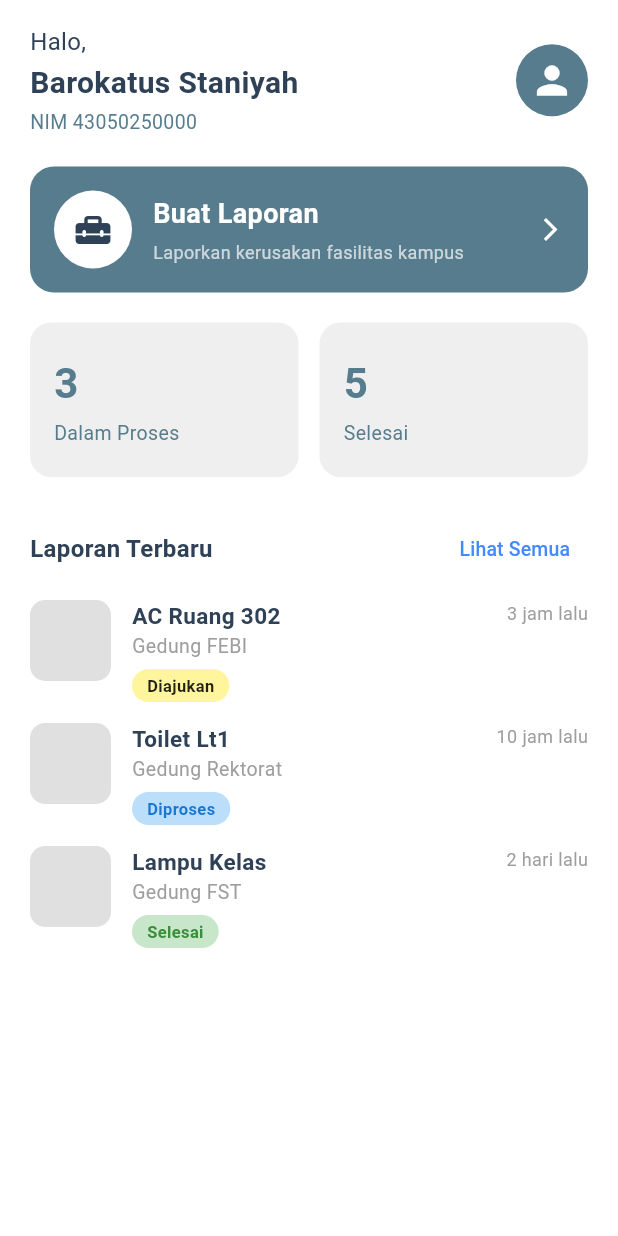
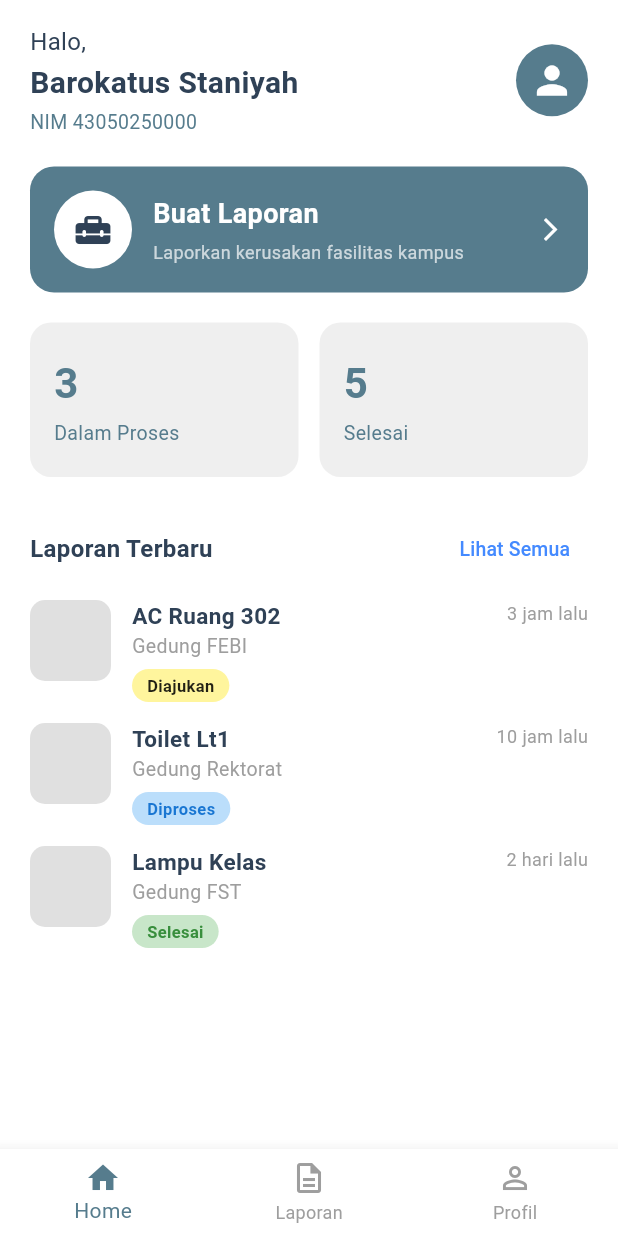
Before and after one commit to keyyy8-unhub/projek_KampusCare, a Flutter app: the BerandaMahasiswaPage screen opened directly, on a phone screen of 412 x 824 dp. Run offline on Flutter 3.47's test engine with Material 3 defaults, Android fonts, the phone set to English and light mode, and no system bars.

Commit message:
navigasi bar

```diff
--- a/lib/main.dart
+++ b/lib/main.dart
@@ -1,9 +1,8 @@
 import 'package:flutter/material.dart';
 import 'package:proyek_kampuscare/pages/home_page.dart';
-import 'pages/buat_laporan_mhs.dart';
 
 void main() {
-  runApp(KampusCare());
+  runApp(const KampusCare());
 }
 
 class KampusCare extends StatelessWidget {
@@ -13,7 +12,7 @@ class KampusCare extends StatelessWidget {
   Widget build(BuildContext context) {
     return const MaterialApp(
       debugShowCheckedModeBanner: false,
-      home: BuatLaporanPage(),
+      home: BerandaMahasiswaPage(),
     );
   }
 }
--- a/lib/pages/buat_laporan_mhs.dart
+++ b/lib/pages/buat_laporan_mhs.dart
@@ -22,7 +22,7 @@ class _BuatLaporanPageState extends State<BuatLaporanPage> {
         leading: IconButton(
           icon: const Icon(Icons.arrow_back_ios, color: Color(0xFF1E293B)),
           onPressed: () {
-            Navigator.pop(context); // Kembali ke halaman sebelumnya (Beranda)
+            Navigator.pop(context); // Kembali ke halaman sebelumnya
           },
         ),
         title: const Text(
@@ -152,7 +152,7 @@ class _BuatLaporanPageState extends State<BuatLaporanPage> {
             ),
             const SizedBox(height: 8),
             DropdownButtonFormField<String>(
-              value: selectedKategori,
+              initialValue: selectedKategori,
               decoration: InputDecoration(
                 hintText: "Pilih Kategori",
                 hintStyle: TextStyle(color: Colors.grey.shade400, fontSize: 14),
--- a/lib/pages/home_page.dart
+++ b/lib/pages/home_page.dart
@@ -1,14 +1,32 @@
 import 'package:flutter/material.dart';
+import 'riwayat_laporan.dart';
+import 'profil_page.dart';
+
 
 class BerandaMahasiswaPage extends StatelessWidget {
   const BerandaMahasiswaPage({super.key});
 
+  static const Color navyColor = Color(0xFF2F4156);
+  static const Color tealColor = Color(0xFF567C8D);
+
+  void _onNavTapped(BuildContext context, int index) {
+  if (index == 0) return;
+
+  if (index == 1) {
+    Navigator.pushReplacement(
+      context,
+      MaterialPageRoute(builder: (_) => const RiwayatLaporanPage()),
+    );
+  } else if (index == 2) {
+    Navigator.pushReplacement(
+      context,
+      MaterialPageRoute(builder: (_) => const HalamanProfilMhs()),
+    );
+  }
+}
+
   @override
   Widget build(BuildContext context) {
-    // TODO: implement build
-    const Color navyColor = Color(0xFF2F4156);
-    const Color tealColor = Color(0xFF567C8D);
-
     return Scaffold(
       backgroundColor: Colors.white,
       body: SafeArea(
@@ -17,14 +35,13 @@ class BerandaMahasiswaPage extends StatelessWidget {
           child: Column(
             crossAxisAlignment: CrossAxisAlignment.start,
             children: [
-
-              //Header Selamat datang dan Profil
+              // Header Selamat datang dan Profil
               Row(
                 mainAxisAlignment: MainAxisAlignment.spaceBetween,
                 children: [
                   Column(
                     crossAxisAlignment: CrossAxisAlignment.start,
-                    children: const[
+                    children: const [
                       Text(
                         'Halo,',
                         style: TextStyle(
@@ -55,12 +72,12 @@ class BerandaMahasiswaPage extends StatelessWidget {
                     radius: 24,
                     backgroundColor: tealColor,
                     child: Icon(Icons.person, color: Colors.white, size: 30),
-                  )
+                  ),
                 ],
               ),
               const SizedBox(height: 20),
 
-              //card Tombol buat laporan
+              // Card Tombol buat laporan
               Container(
                 width: double.infinity,
                 padding: const EdgeInsets.all(16),
@@ -116,7 +133,7 @@ class BerandaMahasiswaPage extends StatelessWidget {
               ),
               const SizedBox(height: 20),
 
-              //Status Laporan
+              // Status Laporan
               Row(
                 children: [
                   Expanded(
@@ -136,7 +153,7 @@ class BerandaMahasiswaPage extends StatelessWidget {
               ),
               const SizedBox(height: 24),
 
-              //Header Laporan terbaru
+              // Header Laporan terbaru
               Row(
                 mainAxisAlignment: MainAxisAlignment.spaceBetween,
                 children: [
@@ -162,7 +179,7 @@ class BerandaMahasiswaPage extends StatelessWidget {
               ),
               const SizedBox(height: 10),
 
-              //List untuk laporan terbaru
+              // List untuk laporan terbaru
               _buildReportItem(
                 title: 'AC Ruang 302',
                 subTitle: 'Gedung FEBI',
@@ -191,10 +208,36 @@ class BerandaMahasiswaPage extends StatelessWidget {
           ),
         ),
       ),
+
+      bottomNavigationBar: BottomNavigationBar(
+        currentIndex: 0, // 0 = Home, 1 = Laporan, 2 = Profil
+        onTap: (index) => _onNavTapped(context, index),
+        type: BottomNavigationBarType.fixed,
+        backgroundColor: Colors.white,
+        selectedItemColor: tealColor,
+        unselectedItemColor: Colors.grey,
+        items: const [
+          BottomNavigationBarItem(
+            icon: Icon(Icons.home_outlined),
+            activeIcon: Icon(Icons.home),
+            label: 'Home',
+          ),
+          BottomNavigationBarItem(
+            icon: Icon(Icons.description_outlined),
+            activeIcon: Icon(Icons.description),
+            label: 'Laporan',
+          ),
+          BottomNavigationBarItem(
+            icon: Icon(Icons.person_outline),
+            activeIcon: Icon(Icons.person),
+            label: 'Profil',
+          ),
+        ],
+      ),
     );
   }
 
-  //Widget tambahan buat Box status
+  // Widget Box status
   static Widget _buildStatusCard({required String number, required String label}) {
     return Container(
       padding: const EdgeInsets.symmetric(vertical: 20, horizontal: 16),
@@ -226,7 +269,7 @@ class BerandaMahasiswaPage extends StatelessWidget {
     );
   }
 
-  //Widget buat list Item Laporan
+  // Widget buat list Item Laporan
   static Widget _buildReportItem({
     required String title,
     required String subTitle,
```
Also changed, not shown: lib/pages/profil_page.dart (+62 -17 lines), lib/pages/riwayat_laporan.dart (+32 -6 lines).
